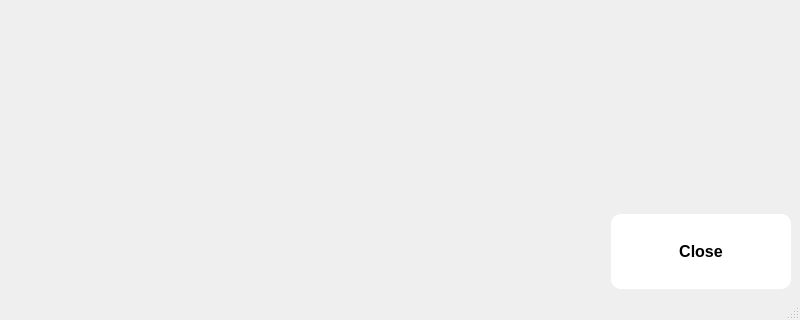
Above: app/UI_cam_capture.ui from OpenNuvoton/NuML_Studio before the change; both pictures show x 0 to 800 and y 480 to 800 of the 800 by 800 pixel window. Below: the same form after it.
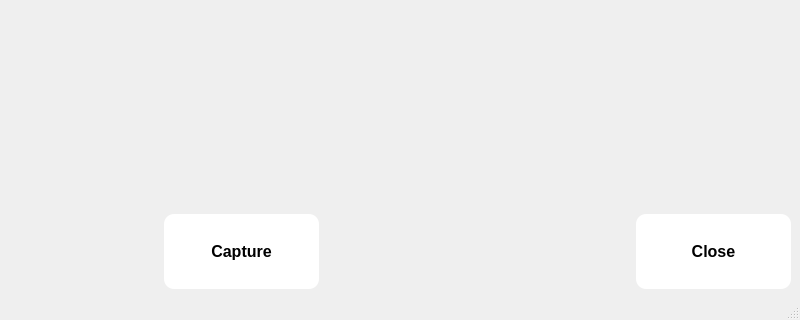
That is the form after the change.

```diff
--- a/app/UI_cam_capture.ui
+++ b/app/UI_cam_capture.ui
@@ -166,8 +166,8 @@
        </widget>
       </item>
       <item>
-       <layout class="QGridLayout" name="gridLayout" columnstretch="10,3" columnminimumwidth="0,0">
-        <item row="0" column="0">
+       <layout class="QGridLayout" name="gridLayout" columnstretch="3,3,6,3" columnminimumwidth="0,0,0,0">
+        <item row="0" column="2">
          <spacer name="horizontalSpacer">
           <property name="orientation">
            <enum>Qt::Horizontal</enum>
@@ -180,7 +180,7 @@
           </property>
          </spacer>
         </item>
-        <item row="0" column="1">
+        <item row="0" column="3">
          <widget class="QPushButton" name="pushButton_2">
           <property name="sizePolicy">
            <sizepolicy hsizetype="Expanding" vsizetype="Expanding">
@@ -205,6 +205,44 @@
           </property>
          </widget>
         </item>
+        <item row="0" column="1">
+         <widget class="QPushButton" name="pushButton">
+          <property name="sizePolicy">
+           <sizepolicy hsizetype="Expanding" vsizetype="Expanding">
+            <horstretch>0</horstretch>
+            <verstretch>0</verstretch>
+           </sizepolicy>
+          </property>
+          <property name="font">
+           <font>
+            <pointsize>12</pointsize>
+            <weight>75</weight>
+            <bold>true</bold>
+           </font>
+          </property>
+          <property name="styleSheet">
+           <string notr="true">background-color: #FFFFFF; 
+border-style: outset;
+border-radius: 10px;</string>
+          </property>
+          <property name="text">
+           <string>Capture</string>
+          </property>
+         </widget>
+        </item>
+        <item row="0" column="0">
+         <spacer name="horizontalSpacer_6">
+          <property name="orientation">
+           <enum>Qt::Horizontal</enum>
+          </property>
+          <property name="sizeHint" stdset="0">
+           <size>
+            <width>40</width>
+            <height>20</height>
+           </size>
+          </property>
+         </spacer>
+        </item>
        </layout>
       </item>
      </layout>
```
